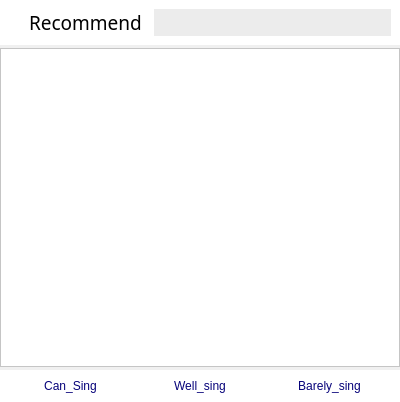
The window that UI/uiFiles/RecommendListView.ui (Hperigee/vocalMaximum) describes before a commit, drawn with Qt 5.
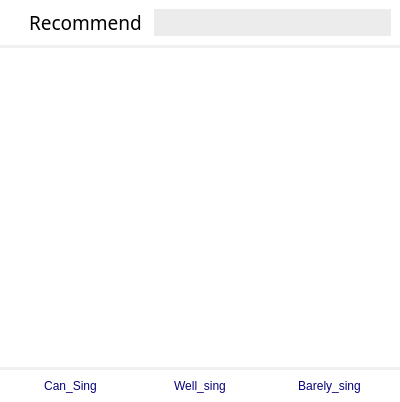
The same window after the commit. The open tabs and pages were chosen to show the change.

Commit message: recommend binding little done

Patch:
```diff
--- a/UI/uiFiles/RecommendListView.ui
+++ b/UI/uiFiles/RecommendListView.ui
@@ -212,6 +212,9 @@
               <property name="autoFillBackground">
                <bool>false</bool>
               </property>
+              <property name="styleSheet">
+               <string notr="true">border:none;</string>
+              </property>
               <property name="widgetResizable">
                <bool>true</bool>
               </property>
@@ -223,8 +226,8 @@
                 <rect>
                  <x>0</x>
                  <y>0</y>
-                 <width>396</width>
-                 <height>304</height>
+                 <width>398</width>
+                 <height>306</height>
                 </rect>
                </property>
                <layout class="QVBoxLayout" name="verticalLayout_2"/>
```
Left out of the diff: 2 changed lines with no effect on the pictures. The commit also changes 32 other files.
